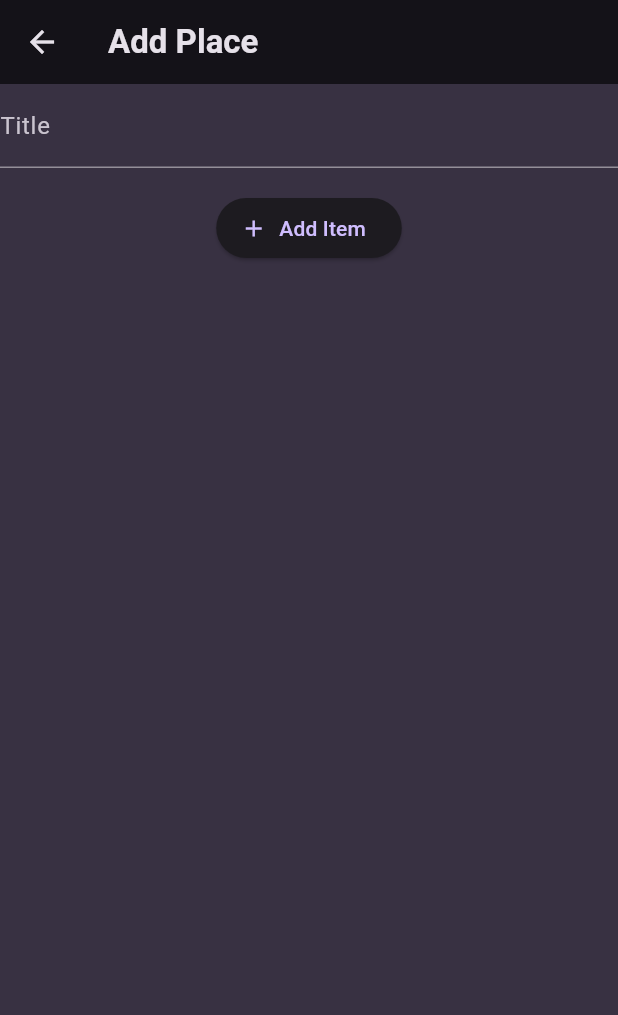
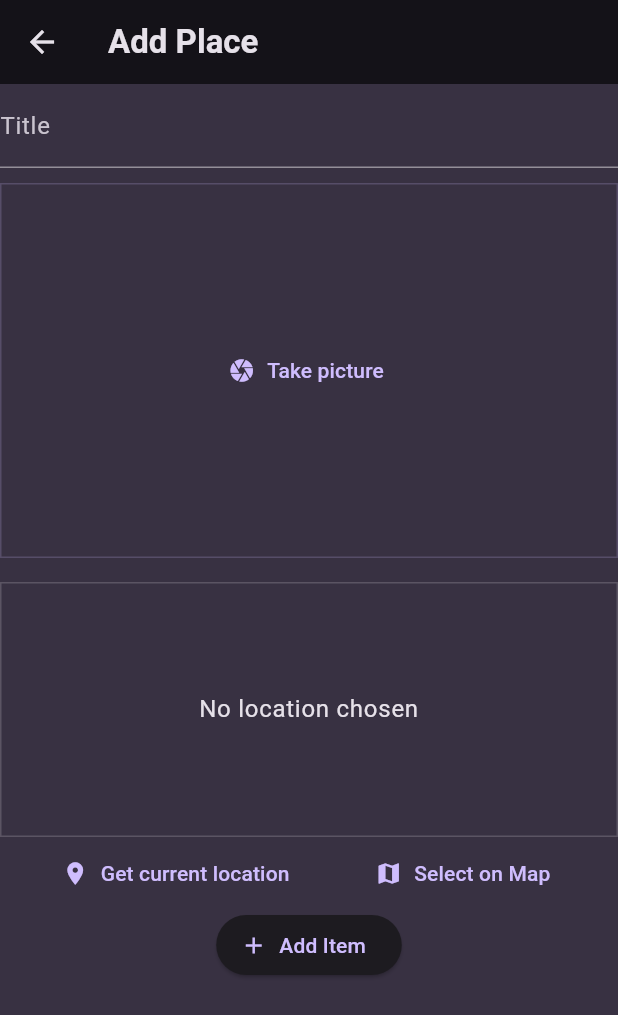
Before and after one commit to shallwebegin/new_favorite_places, a Flutter app: the AddPlaceScreen screen opened directly, on a phone screen of 412 x 824 dp. Shown: the top 1015 px of the screen. Run offline on Flutter 3.47's test engine with Material 3 defaults, Android fonts, the phone set to English and light mode, and no system bars; our stand-ins replace flutter_riverpod, google_fonts, image_picker, location.

Commit message:
add location

```diff
--- a/lib/models/place.dart
+++ b/lib/models/place.dart
@@ -1,9 +1,12 @@
+import 'dart:io';
+
 import 'package:uuid/uuid.dart';
 
 const uuid = Uuid();
 
 class Place {
-  Place({required this.title}) : id = uuid.v4();
+  Place({required this.title,required this.image}) : id = uuid.v4();
   final String title;
   final String id;
+  final File image;
 }
--- a/lib/riverpods/user_place.dart
+++ b/lib/riverpods/user_place.dart
@@ -1,11 +1,13 @@
+import 'dart:io';
+
 import 'package:flutter_riverpod/flutter_riverpod.dart';
 import 'package:new_favorite_places/models/place.dart';
 
 class UserPlacesNotifier extends StateNotifier<List<Place>> {
   UserPlacesNotifier() : super(const []);
 
-  void addPlace(String title) {
-    final newPlace = Place(title: title);
+  void addPlace(String title, File image) {
+    final newPlace = Place(title: title, image: image);
 
     state = [newPlace, ...state];
   }
--- a/lib/screens/add_places.dart
+++ b/lib/screens/add_places.dart
@@ -1,6 +1,10 @@
+import 'dart:io';
+
 import 'package:flutter/material.dart';
 import 'package:flutter_riverpod/flutter_riverpod.dart';
 import 'package:new_favorite_places/riverpods/user_place.dart';
+import 'package:new_favorite_places/widgets/image_input.dart';
+import 'package:new_favorite_places/widgets/location_input.dart';
 
 class AddPlaceScreen extends ConsumerStatefulWidget {
   const AddPlaceScreen({super.key});
@@ -12,12 +16,21 @@
 class _AddPlaceScreenState extends ConsumerState<AddPlaceScreen> {
   final _titleController = TextEditingController();
 
+  File? _selectedImage;
+  @override
+  void dispose() {
+    _titleController.dispose();
+    super.dispose();
+  }
+
   void _savePlace() {
     final enteredTitle = _titleController.text;
-    if (enteredTitle.isEmpty) {
+    if (enteredTitle.isEmpty || _selectedImage == null) {
       return;
     }
-    ref.read(userPlacesProvider.notifier).addPlace(enteredTitle);
+    ref
+        .read(userPlacesProvider.notifier)
+        .addPlace(enteredTitle, _selectedImage!);
     Navigator.of(context).pop();
   }
 
@@ -37,8 +50,17 @@
                   TextStyle(color: Theme.of(context).colorScheme.onBackground),
             ),
             const SizedBox(
+              height: 10,
+            ),
+            ImageInput(
+              onPickImage: (image) {
+                _selectedImage = image;
+              },
+            ),
+            const SizedBox(
               height: 16,
             ),
+            LocationInput(),
             ElevatedButton.icon(
               onPressed: _savePlace,
               icon: const Icon(Icons.add),
--- /dev/null
+++ b/lib/widgets/image_input.dart
@@ -0,0 +1,60 @@
+import 'package:flutter/material.dart';
+import 'package:image_picker/image_picker.dart';
+import 'dart:io';
+
+class ImageInput extends StatefulWidget {
+  const ImageInput({super.key,required this.onPickImage});
+  final void Function(File image) onPickImage;
+
+  @override
+  State<ImageInput> createState() => _ImageInputState();
+}
+
+class _ImageInputState extends State<ImageInput> {
+  File? _selectedImage;
+  void _takePicture() async {
+    final imagePicker = ImagePicker();
+    final pickedImage = await imagePicker.pickImage(
+      source: ImageSource.camera,
+      maxWidth: 600,
+    );
+    if (pickedImage == null) {
+      return;
+    }
+    setState(() {
+      _selectedImage = File(pickedImage.path);
+    });
+    widget.onPickImage(_selectedImage!);
+  }
+
+  @override
+  Widget build(BuildContext context) {
+    Widget content = TextButton.icon(
+      onPressed: _takePicture,
+      icon: const Icon(Icons.camera),
+      label: const Text('Take picture'),
+    );
+    if (_selectedImage != null) {
+      content = GestureDetector(onTap: _takePicture,
+        child: Image.file(
+          _selectedImage!,
+          fit: BoxFit.cover,
+          width: double.infinity,
+          height: double.infinity,
+        ),
+      );
+    }
+    return Container(
+      decoration: BoxDecoration(
+        border: Border.all(
+          width: 1,
+          color: Theme.of(context).colorScheme.primary.withOpacity(0.2),
+        ),
+      ),
+      height: 250,
+      width: double.infinity,
+      alignment: Alignment.center,
+      child: content,
+    );
+  }
+}
--- /dev/null
+++ b/lib/widgets/location_input.dart
@@ -0,0 +1,93 @@
+import 'package:flutter/material.dart';
+import 'package:location/location.dart';
+
+class LocationInput extends StatefulWidget {
+  const LocationInput({super.key});
+
+  @override
+  State<LocationInput> createState() => _LocationInputState();
+}
+
+class _LocationInputState extends State<LocationInput> {
+  Location? _pickedLocation;
+  var _isGettingLocation = false;
+  void _getCurrentLocation() async {
+    Location location = Location();
+
+    bool serviceEnabled;
+    PermissionStatus permissionGranted;
+    LocationData locationData;
+
+    serviceEnabled = await location.serviceEnabled();
+    if (!serviceEnabled) {
+      serviceEnabled = await location.requestService();
+      if (!serviceEnabled) {
+        return;
+      }
+    }
+
+    permissionGranted = await location.hasPermission();
+    if (permissionGranted == PermissionStatus.denied) {
+      permissionGranted = await location.requestPermission();
+      if (permissionGranted != PermissionStatus.granted) {
+        return;
+      }
+    }
+    setState(() {
+      _isGettingLocation = true;
+    });
+    locationData = await location.getLocation();
+    setState(() {
+      _isGettingLocation = false;
+    });
+    print(locationData.latitude);
+    print(locationData.longitude);
+  }
+
+  @override
+  Widget build(BuildContext context) {
+    Widget previewContent = Text(
+      'No location chosen',
+      textAlign: TextAlign.center,
+      style: Theme.of(context)
+          .textTheme
+          .bodyLarge!
+          .copyWith(color: Theme.of(context).colorScheme.onBackground),
+    );
+    if (_isGettingLocation) {
+      previewContent = const CircularProgressIndicator();
+    }
+    return Column(
+      children: [
+        Container(
+          alignment: Alignment.center,
+          height: 170,
+          width: double.infinity,
+          decoration: BoxDecoration(
+            border: Border.all(
+              width: 1,
+              color:
+                  Theme.of(context).colorScheme.onBackground.withOpacity(0.2),
+            ),
+          ),
+          child: previewContent,
+        ),
+        Row(
+          mainAxisAlignment: MainAxisAlignment.spaceEvenly,
+          children: [
+            TextButton.icon(
+              onPressed: _getCurrentLocation,
+              icon: const Icon(Icons.location_on),
+              label: const Text('Get current location'),
+            ),
+            TextButton.icon(
+              onPressed: () {},
+              icon: const Icon(Icons.map),
+              label: const Text('Select on Map'),
+            ),
+          ],
+        )
+      ],
+    );
+  }
+}
--- a/pubspec.yaml
+++ b/pubspec.yaml
@@ -38,6 +38,8 @@
   google_fonts: ^6.1.0
   uuid: ^4.2.2
   flutter_riverpod: ^2.4.9
+  image_picker: ^1.0.6
+  location: ^5.0.3
 
 dev_dependencies:
   flutter_test:
```
Also changed, not shown: pubspec.lock, 6 other files.
